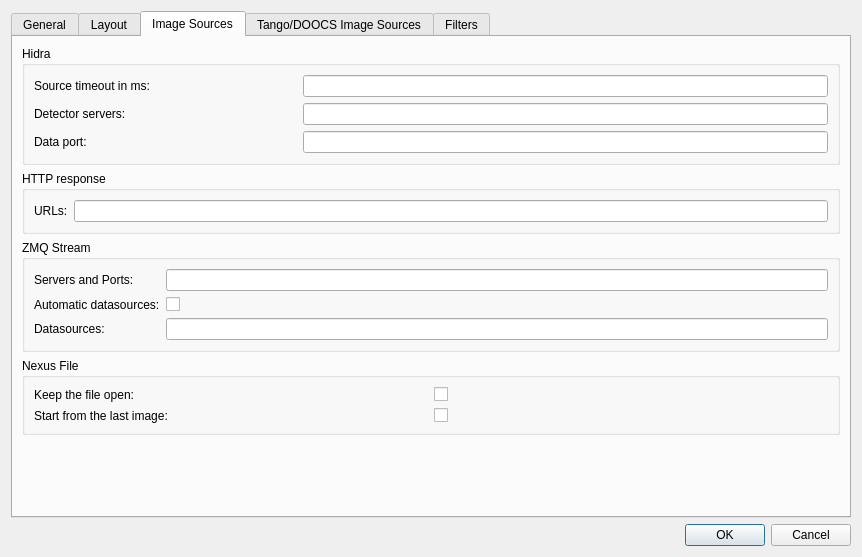
First picture: the form in lavuelib/ui/ConfigDialog.ui, repository syncope/lavue, before the edit.
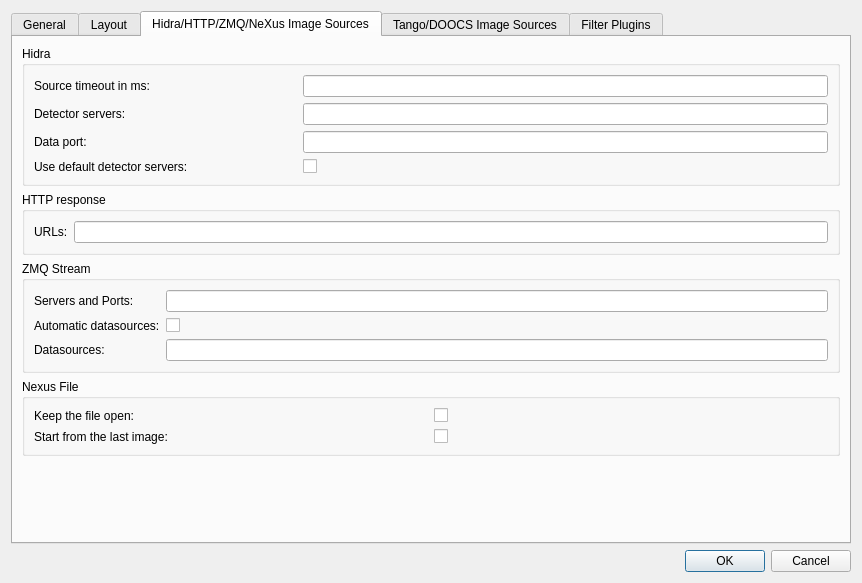
Second picture: the form after the edit. The open tabs and pages were chosen to show the change.

Commit message: add posibility to switch off default hidra detector server list

Patch:
```diff
--- a/lavuelib/ui/ConfigDialog.ui
+++ b/lavuelib/ui/ConfigDialog.ui
@@ -7,7 +7,7 @@
     <x>0</x>
     <y>0</y>
     <width>862</width>
-    <height>557</height>
+    <height>583</height>
    </rect>
   </property>
   <property name="windowTitle">
@@ -918,7 +918,7 @@
        </widget>
        <widget class="QWidget" name="sourceTab">
         <attribute name="title">
-         <string>Image Sources</string>
+         <string>Hidra/HTTP/ZMQ/NeXus Image Sources</string>
         </attribute>
         <layout class="QGridLayout" name="gridLayout_13">
          <item row="6" column="0">
@@ -1094,6 +1094,29 @@
                 </property>
                </widget>
               </item>
+              <item row="3" column="0">
+               <widget class="QLabel" name="defdetserversLabel">
+                <property name="toolTip">
+                 <string>&lt;html&gt;&lt;head/&gt;&lt;body&gt;&lt;p&gt;use default hadcoded detector server names dedicated for DESY beamlines&lt;/p&gt;&lt;/body&gt;&lt;/html&gt;</string>
+                </property>
+                <property name="text">
+                 <string>Use default detector servers:</string>
+                </property>
+                <property name="buddy">
+                 <cstring>defdetserversCheckBox</cstring>
+                </property>
+               </widget>
+              </item>
+              <item row="3" column="1" colspan="2">
+               <widget class="QCheckBox" name="defdetserversCheckBox">
+                <property name="toolTip">
+                 <string>&lt;html&gt;&lt;head/&gt;&lt;body&gt;&lt;p&gt;use default hadcoded detector server names dedicated for DESY beamlines&lt;/p&gt;&lt;/body&gt;&lt;/html&gt;</string>
+                </property>
+                <property name="text">
+                 <string/>
+                </property>
+               </widget>
+              </item>
              </layout>
             </item>
            </layout>
@@ -1363,7 +1386,7 @@
        </widget>
        <widget class="QWidget" name="filterTab">
         <attribute name="title">
-         <string>Filters</string>
+         <string>Filter Plugins</string>
         </attribute>
         <layout class="QGridLayout" name="gridLayout_18">
          <item row="0" column="0">
```
Left out of the diff: 2 changed lines with no effect on the pictures. The commit also changes 7 other files.
